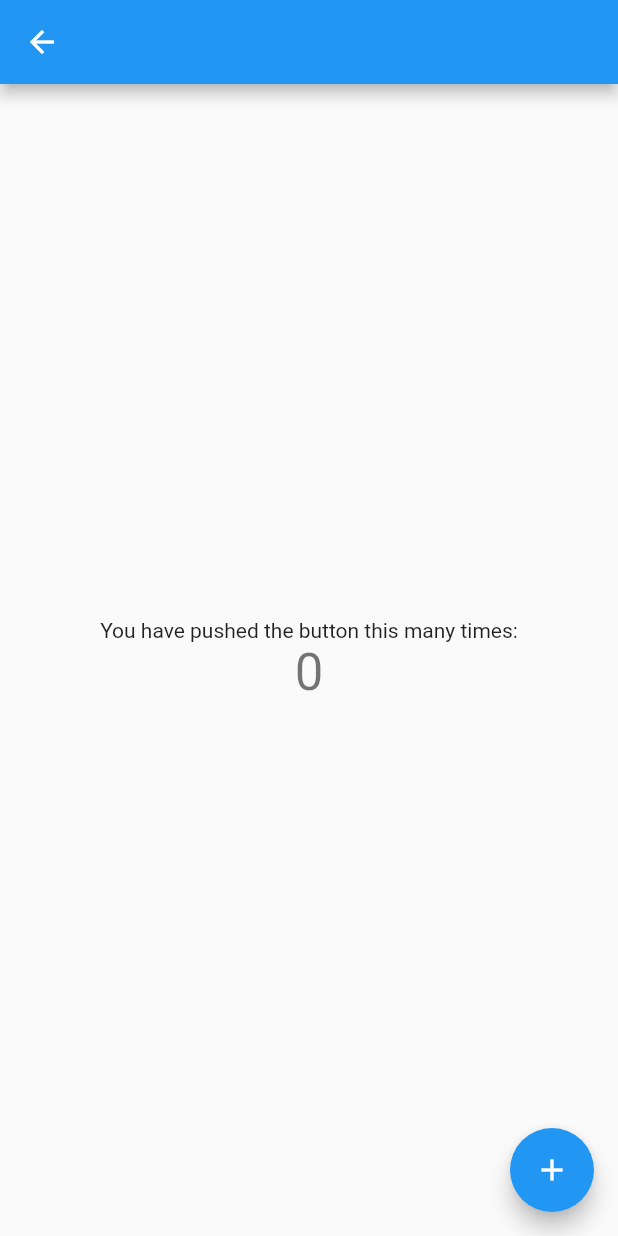
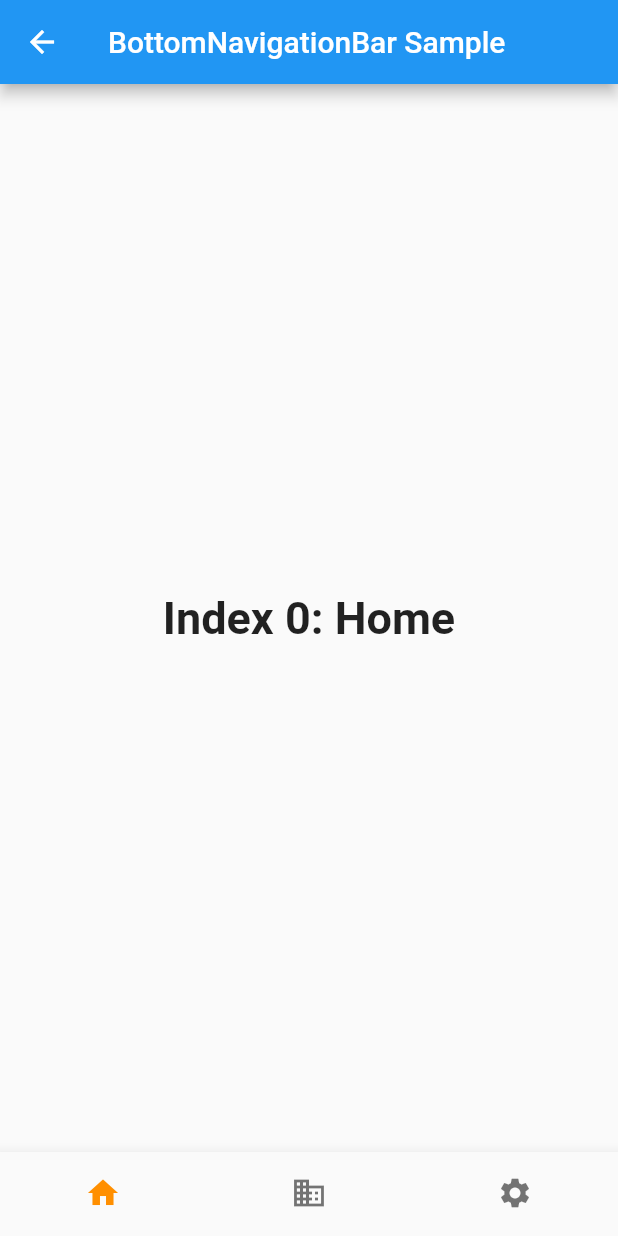
Before and after one commit to mcoding777/Flutter_Health, a Flutter app: the screen it shows after launch, on a phone screen of 412 x 824 dp. Run offline on Flutter 3.47's test engine with Material 2 defaults, Android fonts, the phone set to English and light mode, and no system bars.

Commit message:
feat: 하단바 설정

```diff
--- a/lib/main.dart
+++ b/lib/main.dart
@@ -21,7 +21,7 @@ class MyApp extends StatelessWidget {
       initialRoute: '/',
       routes: {
         '/': (context) => const SplashScreen(),
-        '/home': (context) => const HomeScreen(title: ''),
+        '/home': (context) => const HomeScreen(),
       },
     );
   }
--- a/lib/screen/home_screen.dart
+++ b/lib/screen/home_screen.dart
@@ -1,86 +1,69 @@
 import 'package:flutter/material.dart';
 
 class HomeScreen extends StatefulWidget {
-  const HomeScreen({Key? key, required this.title}) : super(key: key);
-
-  // This widget is the home page of your application. It is stateful, meaning
-  // that it has a State object (defined below) that contains fields that affect
-  // how it looks.
-
-  // This class is the configuration for the state. It holds the values (in this
-  // case the title) provided by the parent (in this case the App widget) and
-  // used by the build method of the State. Fields in a Widget subclass are
-  // always marked "final".
-
-  final String title;
+  const HomeScreen({Key? key}) : super(key: key);
 
   @override
   State<HomeScreen> createState() => _HomeScreenState();
 }
 
 class _HomeScreenState extends State<HomeScreen> {
-  int _counter = 0;
+  int _selectedIndex = 0;
+  static const TextStyle optionStyle =
+      TextStyle(fontSize: 30, fontWeight: FontWeight.bold);
+  static const List<Widget> _widgetOptions = <Widget>[
+    Text(
+      'Index 0: Home',
+      style: optionStyle,
+    ),
+    Text(
+      'Index 1: Business',
+      style: optionStyle,
+    ),
+    Text(
+      'Index 2: Settings',
+      style: optionStyle,
+    ),
+  ];
 
-  void _incrementCounter() {
+  void _onItemTapped(int index) {
     setState(() {
-      // This call to setState tells the Flutter framework that something has
-      // changed in this State, which causes it to rerun the build method below
-      // so that the display can reflect the updated values. If we changed
-      // _counter without calling setState(), then the build method would not be
-      // called again, and so nothing would appear to happen.
-      _counter++;
+      _selectedIndex = index;
     });
   }
 
   @override
   Widget build(BuildContext context) {
-    // This method is rerun every time setState is called, for instance as done
-    // by the _incrementCounter method above.
-    //
-    // The Flutter framework has been optimized to make rerunning build methods
-    // fast, so that you can just rebuild anything that needs updating rather
-    // than having to individually change instances of widgets.
-    return Scaffold(
-      appBar: AppBar(
-        // Here we take the value from the MyHomePage object that was created by
-        // the App.build method, and use it to set our appbar title.
-        title: Text(widget.title),
-      ),
-      body: Center(
-        // Center is a layout widget. It takes a single child and positions it
-        // in the middle of the parent.
-        child: Column(
-          // Column is also a layout widget. It takes a list of children and
-          // arranges them vertically. By default, it sizes itself to fit its
-          // children horizontally, and tries to be as tall as its parent.
-          //
-          // Invoke "debug painting" (press "p" in the console, choose the
-          // "Toggle Debug Paint" action from the Flutter Inspector in Android
-          // Studio, or the "Toggle Debug Paint" command in Visual Studio Code)
-          // to see the wireframe for each widget.
-          //
-          // Column has various properties to control how it sizes itself and
-          // how it positions its children. Here we use mainAxisAlignment to
-          // center the children vertically; the main axis here is the vertical
-          // axis because Columns are vertical (the cross axis would be
-          // horizontal).
-          mainAxisAlignment: MainAxisAlignment.center,
-          children: <Widget>[
-            const Text(
-              'You have pushed the button this many times:',
+    return Material(
+      child: Scaffold(
+        appBar: AppBar(
+          title: const Text('BottomNavigationBar Sample'),
+        ),
+        body: Center(
+          child: _widgetOptions.elementAt(_selectedIndex),
+        ),
+        bottomNavigationBar: BottomNavigationBar(
+          items: const <BottomNavigationBarItem>[
+            BottomNavigationBarItem(
+              icon: Icon(Icons.home),
+              label: 'Home',
             ),
-            Text(
-              '$_counter',
-              style: Theme.of(context).textTheme.headline4,
+            BottomNavigationBarItem(
+              icon: Icon(Icons.business),
+              label: 'Add',
+            ),
+            BottomNavigationBarItem(
+              icon: Icon(Icons.settings),
+              label: 'My',
             ),
           ],
+          showSelectedLabels: false,
+          showUnselectedLabels: false,
+          currentIndex: _selectedIndex,
+          selectedItemColor: Colors.amber[800],
+          onTap: _onItemTapped,
         ),
       ),
-      floatingActionButton: FloatingActionButton(
-        onPressed: _incrementCounter,
-        tooltip: 'Increment',
-        child: const Icon(Icons.add),
-      ), // This trailing comma makes auto-formatting nicer for build methods.
     );
   }
 }
```
